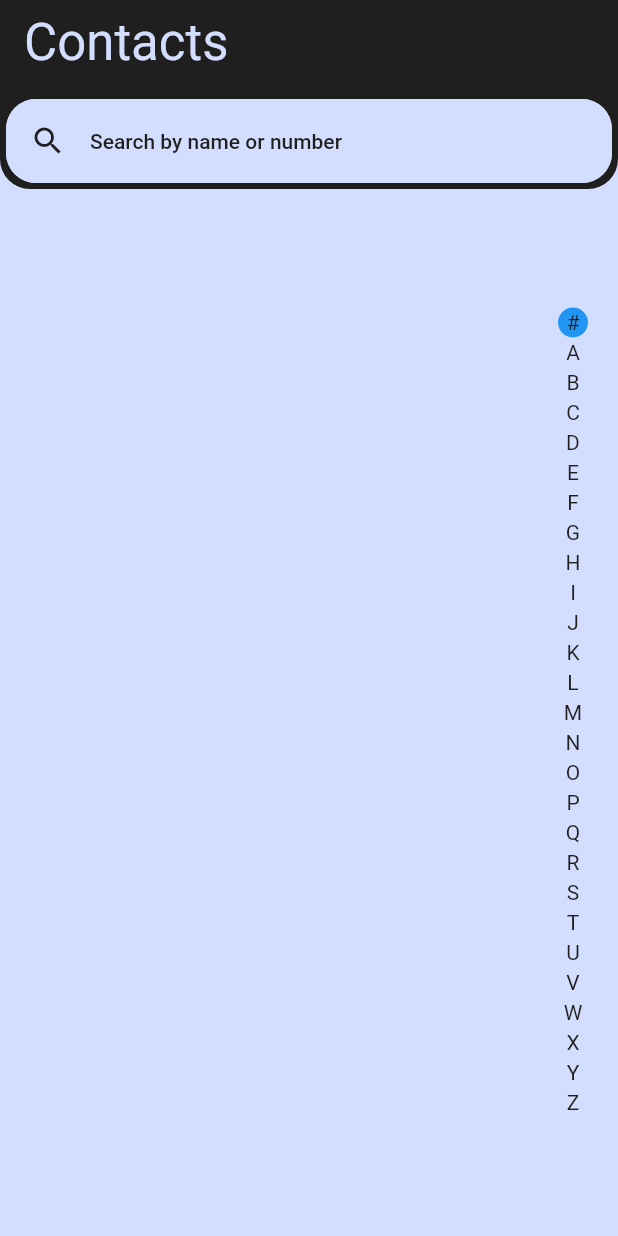
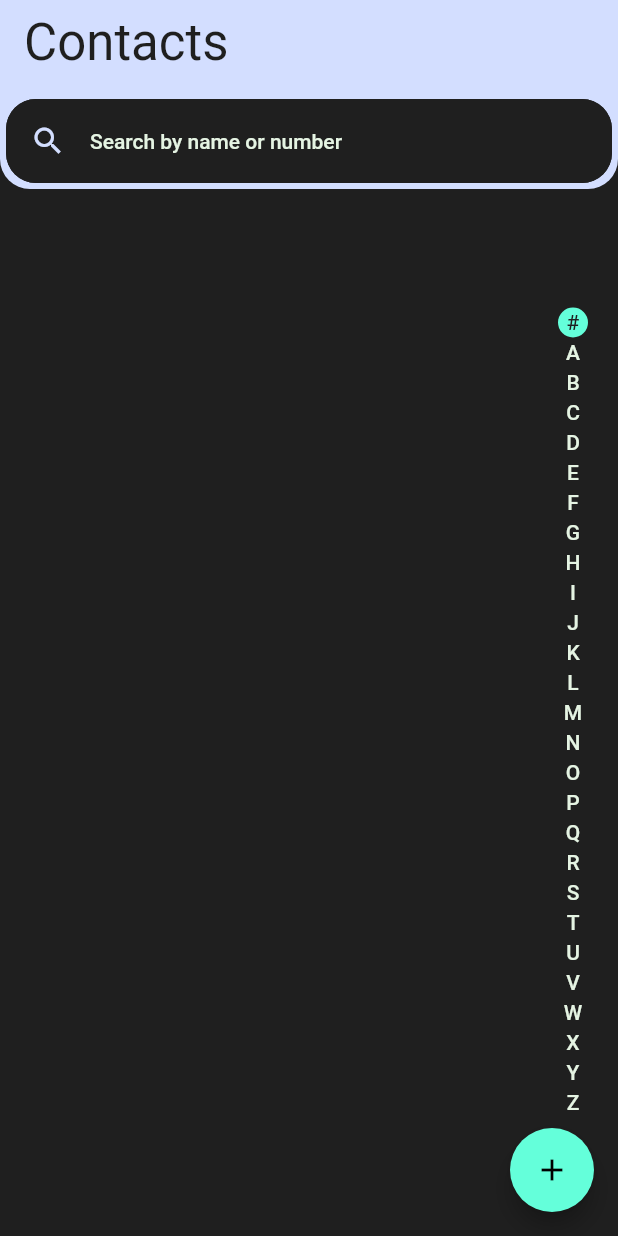
Before and after one commit to De-pitcher/contact_app, a Flutter app: the screen it shows after launch, on a phone screen of 412 x 824 dp. Run offline on Flutter 3.47's test engine with Material 2 defaults, Android fonts, the phone set to English and light mode, and no system bars; drawn by our look-alikes of scrollable_positioned_list; our stand-ins replace azlistview, contacts_service, hive, hive_flutter, permission_handler; accounts and stored records are empty.

Commit message:
MOD: Themes changed

```diff
--- /dev/null
+++ b/lib/screens/add_contact_screen.dart
@@ -0,0 +1 @@
+import 'package:flutter/material.dart';
--- a/lib/screens/my_home_screen.dart
+++ b/lib/screens/my_home_screen.dart
@@ -25,7 +25,7 @@ class _MyHomeScreenState extends State<MyHomeScreen> {
           style: Theme.of(context)
               .textTheme
               .headlineMedium!
-              .copyWith(color: Theme.of(context).appBarTheme.foregroundColor),
+              .copyWith(color: Theme.of(context).scaffoldBackgroundColor),
         ),
         shape: const RoundedRectangleBorder(
           borderRadius: BorderRadius.only(
@@ -43,6 +43,10 @@ class _MyHomeScreenState extends State<MyHomeScreen> {
         ),
       ),
       body: const AllContactsTab(),
+      floatingActionButton: FloatingActionButton(
+        onPressed: () {},
+        child: const Icon(Icons.add),
+      ),
     );
   }
 }
--- a/lib/utils/app_theme.dart
+++ b/lib/utils/app_theme.dart
@@ -7,14 +7,15 @@ class AppTheme {
   static ThemeData light(BuildContext context) {
     return ThemeData.light().copyWith(
       appBarTheme: const AppBarTheme(
-        foregroundColor: AppColor.secondary,
+        foregroundColor: AppColor.color2,
         elevation: 0,
-        centerTitle: true,
         backgroundColor: AppColor.primary,
         systemOverlayStyle: SystemUiOverlayStyle.light,
       ),
       scaffoldBackgroundColor: AppColor.secondary,
-      canvasColor: AppColor.accentColor,
+      canvasColor: AppColor.primary,
+      colorScheme:
+          Theme.of(context).colorScheme.copyWith(secondary: AppColor.primary),
       listTileTheme: const ListTileThemeData(
         tileColor: AppColor.secondary,
       ),
@@ -26,11 +27,12 @@ class AppTheme {
     return ThemeData.dark().copyWith(
         appBarTheme: const AppBarTheme(
           // backgroundColor: Color(0xFF0A132E),
-          backgroundColor: AppColor.color2,
+          foregroundColor: AppColor.secondary,
           elevation: 0,
-          foregroundColor: Color(0xFFD3DEFF),
+          backgroundColor: Color(0xFFD3DEFF),
+          systemOverlayStyle: SystemUiOverlayStyle.dark,
         ),
-        scaffoldBackgroundColor: const Color(0xFFD3DEFF),
+        scaffoldBackgroundColor: AppColor.color2,
         canvasColor: const Color(0xFF4d4dff),
         listTileTheme: const ListTileThemeData(
             tileColor: Color(0xFFD3DEFF), style: ListTileStyle.list),
@@ -69,23 +71,23 @@ class AppTextTheme {
       bodyLarge: Theme.of(context)
           .textTheme
           .bodyLarge!
-          .copyWith(color: AppColor.color2),
+          .copyWith(color: AppColor.secondary),
       bodyMedium: Theme.of(context)
           .textTheme
           .bodyMedium!
-          .copyWith(color: AppColor.color2),
+          .copyWith(color: AppColor.secondary),
       headlineLarge: Theme.of(context)
           .textTheme
           .headlineLarge!
-          .copyWith(color: AppColor.color2),
+          .copyWith(color: AppColor.secondary),
       headlineMedium: Theme.of(context)
           .textTheme
           .headlineMedium!
-          .copyWith(color: AppColor.color2),
+          .copyWith(color: AppColor.secondary),
       titleLarge: Theme.of(context)
           .textTheme
           .titleLarge!
-          .copyWith(color: AppColor.color2),
+          .copyWith(color: AppColor.secondary),
     );
   }
 }
--- a/lib/widgets/alphabetic_scroll_page.dart
+++ b/lib/widgets/alphabetic_scroll_page.dart
@@ -3,6 +3,7 @@ import 'package:flutter/material.dart';
 import 'package:scrollable_positioned_list/scrollable_positioned_list.dart';
 
 import '../models/contact.dart';
+import '../utils/app_color.dart';
 import 'contact_tile.dart';
 
 class CustomSuspensionUtil extends SuspensionUtil {
@@ -115,13 +116,21 @@ class _AlphabeticScrollPageState extends State<AlphabeticScrollPage> {
                         decoration: BoxDecoration(
                           borderRadius: BorderRadius.circular(20),
                           color: alphabets[value == -1 ? 0 : value] == alpha
-                              ? Colors.blue
+                              ? Theme.of(context).colorScheme.secondary
                               : null,
                         ),
                         child: Center(
                           child: Text(
                             alpha,
-                            style: const TextStyle(fontSize: 14),
+                            style: Theme.of(context)
+                                .textTheme
+                                .bodyLarge!
+                                .copyWith(
+                                    color: alphabets[value == -1 ? 0 : value] ==
+                                            alpha
+                                        ? Theme.of(context)
+                                            .scaffoldBackgroundColor
+                                        : null),
                           ),
                         ),
                       ),
@@ -168,7 +177,6 @@ class _AlphabeticScrollPageState extends State<AlphabeticScrollPage> {
         margin: const EdgeInsets.only(right: 16.0),
         padding: const EdgeInsets.only(left: 16.0),
         alignment: Alignment.centerLeft,
-        // color: Colors.grey[300],
         child: Text(
           tag,
           softWrap: false,
--- a/lib/widgets/contact_detail_tile.dart
+++ b/lib/widgets/contact_detail_tile.dart
@@ -16,6 +16,7 @@ class ContactDetailTile extends StatelessWidget {
     return Padding(
       padding: const EdgeInsets.symmetric(horizontal: 16.0),
       child: ListTile(
+        tileColor: Theme.of(context).scaffoldBackgroundColor,
         title: Text(
           title,
           style: Theme.of(context).textTheme.bodyLarge,
--- a/lib/widgets/contact_details_widget.dart
+++ b/lib/widgets/contact_details_widget.dart
@@ -29,8 +29,7 @@ class ContactDetailsWidget extends StatelessWidget {
   Widget build(BuildContext context) {
     return Scaffold(
       appBar: AppBar(
-        backgroundColor: Theme.of(context).appBarTheme.foregroundColor,
-        foregroundColor: Theme.of(context).appBarTheme.backgroundColor,
+        backgroundColor: Theme.of(context).scaffoldBackgroundColor,
         actions: const [
           Icon(
             Icons.more_vert,
--- a/lib/widgets/contact_tile.dart
+++ b/lib/widgets/contact_tile.dart
@@ -39,8 +39,11 @@ class ContactTile extends StatelessWidget {
         Colors.primaries[math.Random().nextInt(Colors.primaries.length)];
     return Card(
       margin: const EdgeInsets.symmetric(horizontal: 8.0),
+      color: Theme.of(context).scaffoldBackgroundColor,
       elevation: 0,
       child: ListTile(
+        tileColor: Theme.of(context).scaffoldBackgroundColor,
+
         onTap: () {
           // _launchDialer(number == '' ? name : number);
           Navigator.of(context).push(
--- a/lib/widgets/search_tile.dart
+++ b/lib/widgets/search_tile.dart
@@ -16,12 +16,12 @@ class SearchTile extends StatelessWidget {
       width: double.infinity,
       child: Card(
         elevation: 0,
-        color: Theme.of(context).appBarTheme.foregroundColor,
+        color: Theme.of(context).scaffoldBackgroundColor,
         shape: RoundedRectangleBorder(
           borderRadius: BorderRadius.circular(20),
         ),
         child: ListTile(
-          // tileColor: Theme.of(context).appBarTheme.foregroundColor,
+          tileColor: Theme.of(context).scaffoldBackgroundColor,
           onTap: () {
             showSearch(
               context: context,
```
